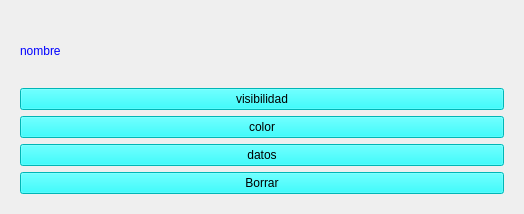
Qt form frontend/ListWidget.ui (odevincenti/TC-TP1) before a commit.
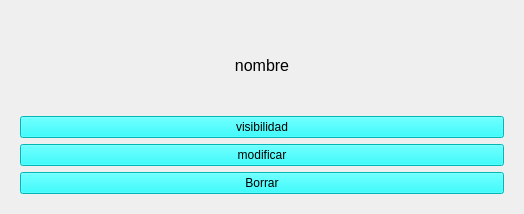
The same form after that commit.

```diff
--- a/frontend/ListWidget.ui
+++ b/frontend/ListWidget.ui
@@ -22,12 +22,20 @@
      <layout class="QVBoxLayout" name="verticalLayout">
       <item>
        <widget class="QLabel" name="nombre_list">
+        <property name="font">
+         <font>
+          <pointsize>12</pointsize>
+         </font>
+        </property>
         <property name="styleSheet">
-         <string notr="true">color:blue;</string>
+         <string notr="true"/>
         </property>
         <property name="text">
          <string>nombre</string>
         </property>
+        <property name="alignment">
+         <set>Qt::AlignCenter</set>
+        </property>
        </widget>
       </item>
       <item>
@@ -40,23 +48,13 @@
         </property>
        </widget>
       </item>
-      <item>
-       <widget class="QPushButton" name="color_list">
-        <property name="styleSheet">
-         <string notr="true">background: cyan;</string>
-        </property>
-        <property name="text">
-         <string>color</string>
-        </property>
-       </widget>
-      </item>
       <item>
        <widget class="QPushButton" name="datos_list">
         <property name="styleSheet">
          <string notr="true">background: cyan;</string>
         </property>
         <property name="text">
-         <string>datos</string>
+         <string>modificar</string>
         </property>
        </widget>
       </item>
```
